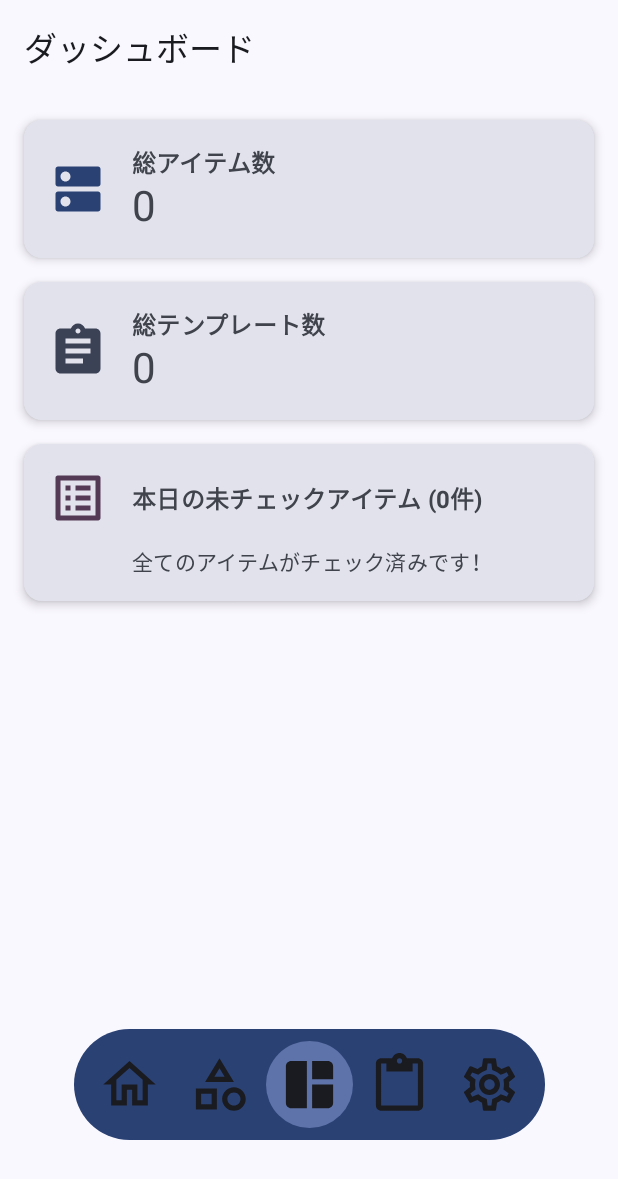
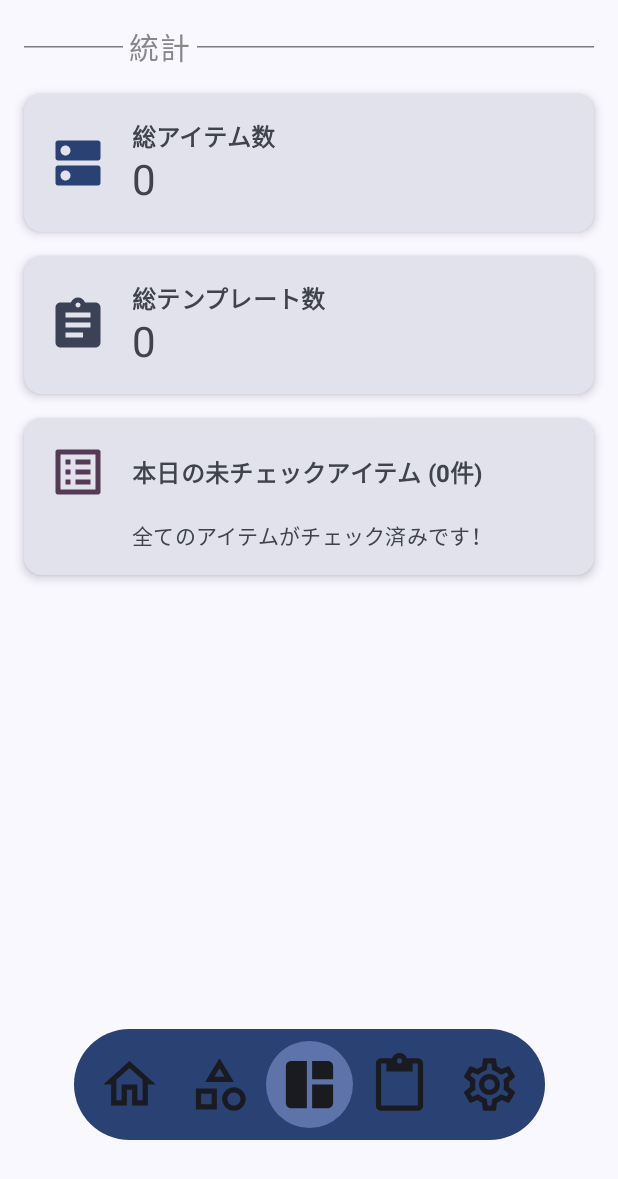
Before and after one commit to segnities007/CheckMate, an Android app built with Jetpack Compose: the DashboardScreen screen opened through its navigation route, on a phone screen of 412 x 824 dp. Shown: the top 1179 px of the screen. Run offline under Robolectric (Android 15) with nearby library versions, the phone set to English and light mode, and no system bars.

Commit message:
Modify dashboard and etc...

```diff
--- a/data/repository/src/main/java/com/segnities007/repository/ItemRepositoryImpl.kt
+++ b/data/repository/src/main/java/com/segnities007/repository/ItemRepositoryImpl.kt
@@ -40,12 +40,12 @@ class ItemRepositoryImpl(
             val checkState = checkStateEntity?.toDomain()
             if (checkState != null) {
                 val todayRecord = checkState.history.find { it.date == today }
-                if (todayRecord == null || !todayRecord.isChecked) {
+                // 今日の記録があり、かつチェックされていない場合のみ追加
+                if (todayRecord != null && !todayRecord.isChecked) {
                     uncheckedItems.add(item)
                 }
-            } else {
-                uncheckedItems.add(item)
             }
+            // checkState が null の場合は、今日のチェック記録がないので追加しない
         }
         return uncheckedItems
     }
--- a/presentation/dashboard/src/main/java/com/segnities007/dashboard/DashboardScreen.kt
+++ b/presentation/dashboard/src/main/java/com/segnities007/dashboard/DashboardScreen.kt
@@ -1,52 +1,35 @@
 package com.segnities007.dashboard
 
 import androidx.compose.foundation.layout.Arrangement
-import androidx.compose.foundation.layout.Box
 import androidx.compose.foundation.layout.Column
 import androidx.compose.foundation.layout.PaddingValues
-import androidx.compose.foundation.layout.Row
 import androidx.compose.foundation.layout.Spacer
 import androidx.compose.foundation.layout.fillMaxSize
-import androidx.compose.foundation.layout.fillMaxWidth
 import androidx.compose.foundation.layout.height
 import androidx.compose.foundation.layout.padding
-import androidx.compose.foundation.layout.size
 import androidx.compose.foundation.rememberScrollState
 import androidx.compose.foundation.verticalScroll
 import androidx.compose.material.icons.Icons
 import androidx.compose.material.icons.automirrored.filled.Assignment
 import androidx.compose.material.icons.automirrored.filled.ListAlt
-import androidx.compose.material.icons.filled.Assignment
-import androidx.compose.material.icons.filled.CheckBoxOutlineBlank
 import androidx.compose.material.icons.filled.Dns
-import androidx.compose.material.icons.filled.ListAlt
-import androidx.compose.material3.Card
-import androidx.compose.material3.CardDefaults
-import androidx.compose.material3.CircularProgressIndicator
 import androidx.compose.material3.ExperimentalMaterial3Api
-import androidx.compose.material3.Icon
 import androidx.compose.material3.MaterialTheme
-import androidx.compose.material3.Text
-import androidx.compose.material3.TopAppBar
-import androidx.compose.material3.TopAppBarDefaults
 import androidx.compose.runtime.Composable
 import androidx.compose.runtime.LaunchedEffect
 import androidx.compose.runtime.collectAsState
 import androidx.compose.runtime.derivedStateOf
 import androidx.compose.runtime.getValue
 import androidx.compose.runtime.remember
-import androidx.compose.ui.Alignment
 import androidx.compose.ui.Modifier
-import androidx.compose.ui.graphics.Color
-import androidx.compose.ui.graphics.vector.ImageVector
-import androidx.compose.ui.text.font.FontWeight
 import androidx.compose.ui.unit.dp
-import com.segnities007.dashboard.mvi.DashboardIntent
+import com.segnities007.dashboard.component.StatCard
+import com.segnities007.dashboard.component.UncheckedItemsCard
 import com.segnities007.dashboard.mvi.DashboardState
 import com.segnities007.dashboard.mvi.DashboardViewModel
-import com.segnities007.model.item.Item
 import com.segnities007.navigation.HubRoute
 import com.segnities007.ui.bar.FloatingNavigationBar
+import com.segnities007.ui.divider.HorizontalDividerWithLabel
 import org.koin.compose.koinInject
 
 @OptIn(ExperimentalMaterial3Api::class)
@@ -70,15 +53,7 @@ fun DashboardScreen(
 
     LaunchedEffect(Unit) {
         setFab {}
-        setTopBar {
-            TopAppBar(
-                title = { Text("ダッシュボード") },
-                colors =
-                    TopAppBarDefaults.topAppBarColors(
-                        containerColor = Color.Transparent,
-                    ),
-            )
-        }
+        setTopBar {}
         setNavigationBar {
             FloatingNavigationBar(
                 alpha = alpha,
@@ -109,6 +84,7 @@ private fun DashboardUi(
         verticalArrangement = Arrangement.spacedBy(16.dp),
     ) {
         Spacer(Modifier.height(innerPadding.calculateTopPadding()))
+        HorizontalDividerWithLabel("統計")
         StatCard(
             title = "総アイテム数",
             value = state.itemCount.toString(),
@@ -130,101 +106,3 @@ private fun DashboardUi(
         Spacer(modifier = Modifier.height(80.dp))
     }
 }
-
-@Composable
-private fun StatCard(
-    title: String,
-    value: String,
-    icon: ImageVector,
-    iconTint: Color = MaterialTheme.colorScheme.onSurfaceVariant,
-) {
-    Card(
-        modifier = Modifier.fillMaxWidth(),
-        elevation = CardDefaults.cardElevation(defaultElevation = 4.dp),
-        colors = CardDefaults.cardColors(containerColor = MaterialTheme.colorScheme.surfaceVariant),
-    ) {
-        Row(
-            modifier =
-                Modifier
-                    .padding(16.dp)
-                    .fillMaxWidth(),
-            verticalAlignment = Alignment.CenterVertically,
-            horizontalArrangement = Arrangement.spacedBy(16.dp),
-        ) {
-            Icon(
-                imageVector = icon,
-                contentDescription = title,
-                modifier = Modifier.size(40.dp),
-                tint = iconTint,
-            )
-            Column {
-                Text(
-                    text = title,
-                    style = MaterialTheme.typography.titleMedium,
-                    fontWeight = FontWeight.Bold,
-                )
-                Text(
-                    text = value,
-                    style = MaterialTheme.typography.headlineMedium,
-                )
-            }
-        }
-    }
-}
-
-@Composable
-private fun UncheckedItemsCard(
-    title: String,
-    items: List<Item>,
-    icon: ImageVector,
-    iconTint: Color = MaterialTheme.colorScheme.onSurfaceVariant,
-) {
-    Card(
-        modifier = Modifier.fillMaxWidth(),
-        elevation = CardDefaults.cardElevation(defaultElevation = 4.dp),
-        colors = CardDefaults.cardColors(containerColor = MaterialTheme.colorScheme.surfaceVariant),
-    ) {
-        Column(
-            modifier = Modifier.padding(16.dp),
-        ) {
-            Row(
-                verticalAlignment = Alignment.CenterVertically,
-                horizontalArrangement = Arrangement.spacedBy(16.dp),
-            ) {
-                Icon(
-                    imageVector = icon,
-                    contentDescription = title,
-                    modifier = Modifier.size(40.dp),
-                    tint = iconTint,
-                )
-                Text(
-                    text = "$title (${items.size}件)",
-                    style = MaterialTheme.typography.titleMedium,
-                    fontWeight = FontWeight.Bold,
-                )
-            }
-            Spacer(modifier = Modifier.height(12.dp))
-            if (items.isEmpty()) {
-                Text(
-                    text = "全てのアイテムがチェック済みです！",
-                    style = MaterialTheme.typography.bodyMedium,
-                    modifier = Modifier.padding(start = 56.dp), // Icon + Space width
-                )
-            } else {
-                Column(
-                    modifier = Modifier.padding(start = 56.dp), // Icon + Space width
-                    verticalArrangement = Arrangement.spacedBy(8.dp),
-                ) {
-                    items.forEach { item ->
-                        Row(verticalAlignment = Alignment.CenterVertically, horizontalArrangement = Arrangement.spacedBy(8.dp)) {
-                            Text(
-                                text = "・${item.name}",
-                                style = MaterialTheme.typography.bodyMedium,
-                            )
-                        }
-                    }
-                }
-            }
-        }
-    }
-}
--- /dev/null
+++ b/presentation/dashboard/src/main/java/com/segnities007/dashboard/component/StatCard.kt
@@ -0,0 +1,61 @@
+package com.segnities007.dashboard.component
+
+import androidx.compose.foundation.layout.Arrangement
+import androidx.compose.foundation.layout.Column
+import androidx.compose.foundation.layout.Row
+import androidx.compose.foundation.layout.fillMaxWidth
+import androidx.compose.foundation.layout.padding
+import androidx.compose.foundation.layout.size
+import androidx.compose.material3.Card
+import androidx.compose.material3.CardDefaults
+import androidx.compose.material3.Icon
+import androidx.compose.material3.MaterialTheme
+import androidx.compose.material3.Text
+import androidx.compose.runtime.Composable
+import androidx.compose.ui.Alignment
+import androidx.compose.ui.Modifier
+import androidx.compose.ui.graphics.Color
+import androidx.compose.ui.graphics.vector.ImageVector
+import androidx.compose.ui.text.font.FontWeight
+import androidx.compose.ui.unit.dp
+
+@Composable
+internal fun StatCard(
+    title: String,
+    value: String,
+    icon: ImageVector,
+    iconTint: Color = MaterialTheme.colorScheme.onSurfaceVariant,
+) {
+    Card(
+        modifier = Modifier.fillMaxWidth(),
+        elevation = CardDefaults.cardElevation(defaultElevation = 4.dp),
+        colors = CardDefaults.cardColors(containerColor = MaterialTheme.colorScheme.surfaceVariant),
+    ) {
+        Row(
+            modifier =
+                Modifier
+                    .padding(16.dp)
+                    .fillMaxWidth(),
+            verticalAlignment = Alignment.CenterVertically,
+            horizontalArrangement = Arrangement.spacedBy(16.dp),
+        ) {
+            Icon(
+                imageVector = icon,
+                contentDescription = title,
+                modifier = Modifier.size(40.dp),
+                tint = iconTint,
+            )
+            Column {
+                Text(
+                    text = title,
+                    style = MaterialTheme.typography.titleMedium,
+                    fontWeight = FontWeight.Bold,
+                )
+                Text(
+                    text = value,
+                    style = MaterialTheme.typography.headlineMedium,
+                )
+            }
+        }
+    }
+}
--- /dev/null
+++ b/presentation/dashboard/src/main/java/com/segnities007/dashboard/component/UncheckedItemsCard.kt
@@ -0,0 +1,81 @@
+package com.segnities007.dashboard.component
+
+import androidx.compose.foundation.layout.Arrangement
+import androidx.compose.foundation.layout.Column
+import androidx.compose.foundation.layout.Row
+import androidx.compose.foundation.layout.Spacer
+import androidx.compose.foundation.layout.fillMaxWidth
+import androidx.compose.foundation.layout.height
+import androidx.compose.foundation.layout.padding
+import androidx.compose.foundation.layout.size
+import androidx.compose.material3.Card
+import androidx.compose.material3.CardDefaults
+import androidx.compose.material3.Icon
+import androidx.compose.material3.MaterialTheme
+import androidx.compose.material3.Text
+import androidx.compose.runtime.Composable
+import androidx.compose.ui.Alignment
+import androidx.compose.ui.Modifier
+import androidx.compose.ui.graphics.Color
+import androidx.compose.ui.graphics.vector.ImageVector
+import androidx.compose.ui.text.font.FontWeight
+import androidx.compose.ui.unit.dp
+import com.segnities007.model.item.Item
+import kotlin.collections.forEach
+
+@Composable
+internal fun UncheckedItemsCard(
+    title: String,
+    items: List<Item>,
+    icon: ImageVector,
+    iconTint: Color = MaterialTheme.colorScheme.onSurfaceVariant,
+) {
+    Card(
+        modifier = Modifier.fillMaxWidth(),
+        elevation = CardDefaults.cardElevation(defaultElevation = 4.dp),
+        colors = CardDefaults.cardColors(containerColor = MaterialTheme.colorScheme.surfaceVariant),
+    ) {
+        Column(
+            modifier = Modifier.padding(16.dp),
+        ) {
+            Row(
+                verticalAlignment = Alignment.CenterVertically,
+                horizontalArrangement = Arrangement.spacedBy(16.dp),
+            ) {
+                Icon(
+                    imageVector = icon,
+                    contentDescription = title,
+                    modifier = Modifier.size(40.dp),
+                    tint = iconTint,
+                )
+                Text(
+                    text = "$title (${items.size}件)",
+                    style = MaterialTheme.typography.titleMedium,
+                    fontWeight = FontWeight.Bold,
+                )
+            }
+            Spacer(modifier = Modifier.height(12.dp))
+            if (items.isEmpty()) {
+                Text(
+                    text = "全てのアイテムがチェック済みです！",
+                    style = MaterialTheme.typography.bodyMedium,
+                    modifier = Modifier.padding(start = 56.dp), // Icon + Space width
+                )
+            } else {
+                Column(
+                    modifier = Modifier.padding(start = 56.dp), // Icon + Space width
+                    verticalArrangement = Arrangement.spacedBy(8.dp),
+                ) {
+                    items.forEach { item ->
+                        Row(verticalAlignment = Alignment.CenterVertically, horizontalArrangement = Arrangement.spacedBy(8.dp)) {
+                            Text(
+                                text = "・${item.name}",
+                                style = MaterialTheme.typography.bodyMedium,
+                            )
+                        }
+                    }
+                }
+            }
+        }
+    }
+}
--- a/presentation/home/src/main/java/com/segnities007/home/mvi/HomeViewModel.kt
+++ b/presentation/home/src/main/java/com/segnities007/home/mvi/HomeViewModel.kt
@@ -19,7 +19,7 @@ class HomeViewModel(
     private val templateRepo: WeeklyTemplateRepository,
     private val checkStateRepo: ItemCheckStateRepository,
 ) : BaseViewModel<HomeIntent, HomeState, HomeEffect>(HomeState()) {
-    // 日付ごとの Compose 用 StateMap
+
     private val itemCheckStatesByDate = mutableMapOf<LocalDate, MutableMap<Int, Boolean>>()
 
     override suspend fun handleIntent(intent: HomeIntent) {
@@ -33,7 +33,39 @@ class HomeViewModel(
 
     init {
         getAllItems()
+        ensureCheckHistoryForToday()
         viewModelScope.launch { handleIntent(HomeIntent.LoadTodayData) }
+    }
+
+    @OptIn(ExperimentalTime::class)
+    private fun ensureCheckHistoryForToday() {
+        viewModelScope.launch {
+            val today = Clock.System.now().toLocalDateTime(kotlinx.datetime.TimeZone.currentSystemDefault()).date
+            val templatesForToday = templateRepo.getTemplatesForDay(today.dayOfWeek.name)
+            val itemIdsForToday = templatesForToday.flatMap { it.itemIds }.distinct()
+            val allItems = itemRepo.getAllItems()
+            val itemsScheduledForToday = allItems.filter { itemIdsForToday.contains(it.id) }
+
+            for (item in itemsScheduledForToday) {
+                val existingState = checkStateRepo.getCheckStateForItem(item.id)
+                if (existingState == null) {
+                    val newCheckState = ItemCheckState(
+                        itemId = item.id,
+                        history = mutableListOf(ItemCheckRecord(date = today, isChecked = false))
+                    )
+                    checkStateRepo.saveCheckState(newCheckState)
+                } else {
+                    val todayRecord = existingState.history.find { it.date == today }
+                    if (todayRecord == null) {
+                        val updatedHistory = existingState.history.toMutableList().apply {
+                            add(ItemCheckRecord(date = today, isChecked = false))
+                        }
+                        val updatedCheckState = existingState.copy(history = updatedHistory)
+                        checkStateRepo.saveCheckState(updatedCheckState)
+                    }
+                }
+            }
+        }
     }
 
     private fun getAllItems() {
@@ -60,7 +92,6 @@ class HomeViewModel(
         val itemIdsForToday = templates.flatMap { it.itemIds }.distinct()
         val itemsForToday = itemRepo.getAllItems().filter { itemIdsForToday.contains(it.id) }
 
-        // DB からチェック状態取得
         val checkStates =
             checkStateRepo
                 .getCheckStatesForItems(itemIdsForToday)
@@ -69,7 +100,6 @@ class HomeViewModel(
                     state.itemId to (recordForDate?.isChecked ?: false)
                 }
 
-        // 日付ごとのマップに保存
         val stateMap = itemCheckStatesByDate.getOrPut(date) { mutableStateMapOf() }
         stateMap.clear()
         stateMap.putAll(checkStates)
@@ -91,12 +121,10 @@ class HomeViewModel(
         viewModelScope.launch {
             val currentDate = state.value.selectedDate
 
-            // Compose 用 StateMap を更新
             val stateMap = itemCheckStatesByDate.getOrPut(currentDate) { mutableStateMapOf() }
             stateMap[itemId] = checked
             setState { copy(itemCheckStates = stateMap.toMap()) }
 
-            // DB 保存
             val existingState = checkStateRepo.getCheckStateForItem(itemId)
             val newHistory = existingState?.history?.toMutableList() ?: mutableListOf()
             val index = newHistory.indexOfFirst { it.date == currentDate }
--- a/presentation/items/src/main/java/com/segnities007/items/ItemsScreen.kt
+++ b/presentation/items/src/main/java/com/segnities007/items/ItemsScreen.kt
@@ -132,7 +132,6 @@ fun ItemsScreen(
     Column(
         modifier =
             Modifier
-                .padding(horizontal = 16.dp)
                 .then(
                 if (showCamera) {
                     Modifier
@@ -176,6 +175,7 @@ private fun ItemsUi(
 
     if (!showCamera) {
         Column(
+            modifier = Modifier.padding(horizontal = 16.dp),
             verticalArrangement = Arrangement.spacedBy(8.dp),
         ){
             HorizontalDividerWithLabel("アイテム一覧")
--- a/presentation/templates/src/main/java/com/segnities007/templates/page/WeeklyTemplateList.kt
+++ b/presentation/templates/src/main/java/com/segnities007/templates/page/WeeklyTemplateList.kt
@@ -92,7 +92,7 @@ fun WeeklyTemplateList(
             modifier =
                 Modifier
                     .fillMaxWidth()
-                    .padding(16.dp),
+                    .padding(horizontal = 16.dp),
             verticalArrangement = Arrangement.spacedBy(12.dp),
         ) {
             HorizontalDividerWithLabel("テンプレート一覧")
```
